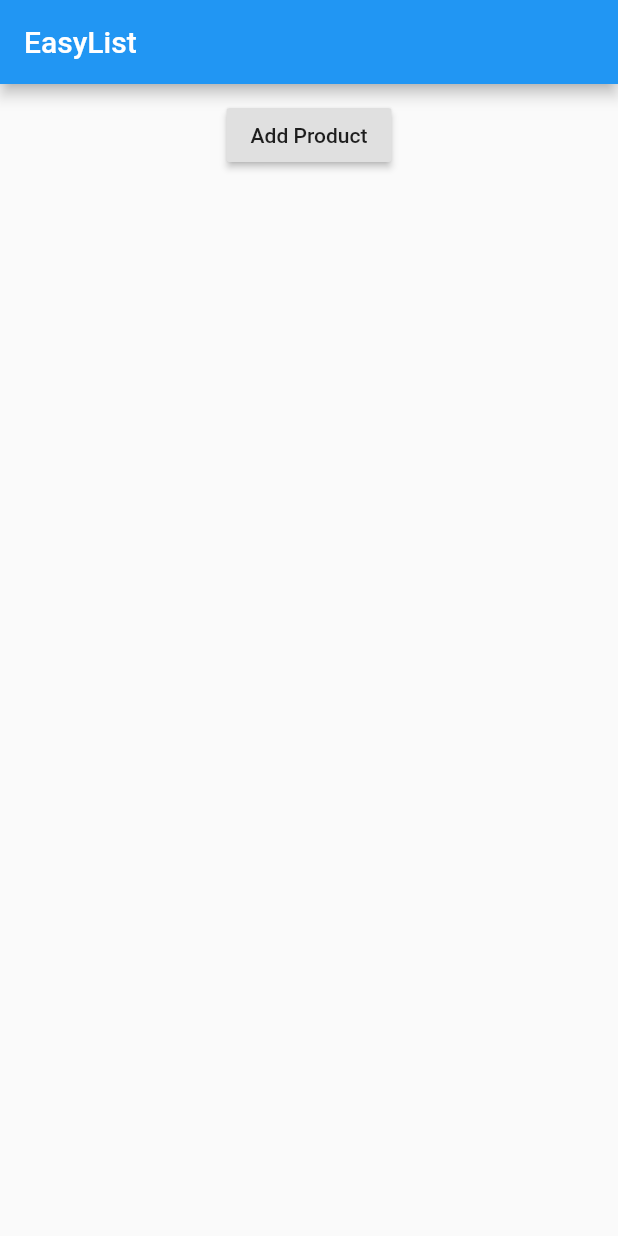
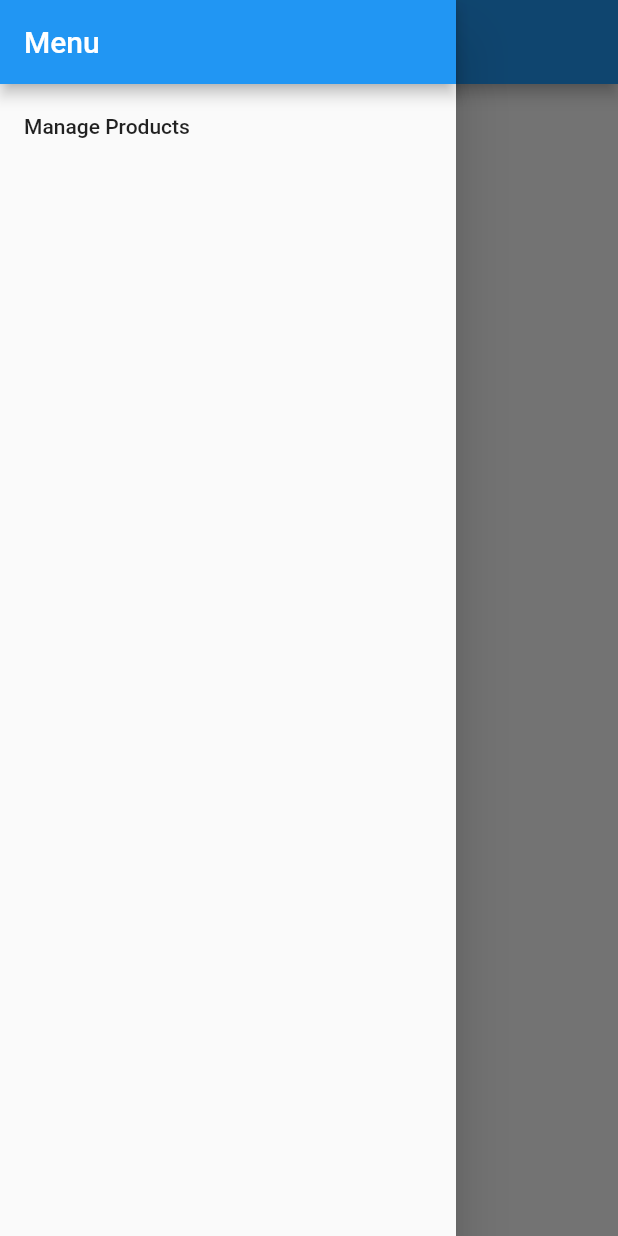
Before and after one commit to SupposedlySam/Dart-Flutter-Udemy-Course, a Flutter app: the ProductsPage screen opened directly, with the side drawer open (before the commit the screen has no drawer), on a phone screen of 412 x 824 dp. Run offline on Flutter 3.47's test engine with Material 2 defaults, Android fonts, the phone set to English and light mode, and no system bars.

Commit message:
Adding a drawer with hamburger icon to the products page

```diff
--- a/lib/pages/products.dart
+++ b/lib/pages/products.dart
@@ -5,6 +5,13 @@ class ProductsPage extends StatelessWidget {
   @override
   Widget build(BuildContext context) {
     return Scaffold(
+      drawer: Drawer(child: Column(children: <Widget>[
+        AppBar(
+          title: Text("Menu"),
+          automaticallyImplyLeading: false // remove the hamburger icon from the drawer/AppBar
+        ),
+        ListTile(title: Text("Manage Products"), onTap: () => {},)
+      ],),),
       appBar: AppBar(
         title: Text('EasyList'),
       ),
```
